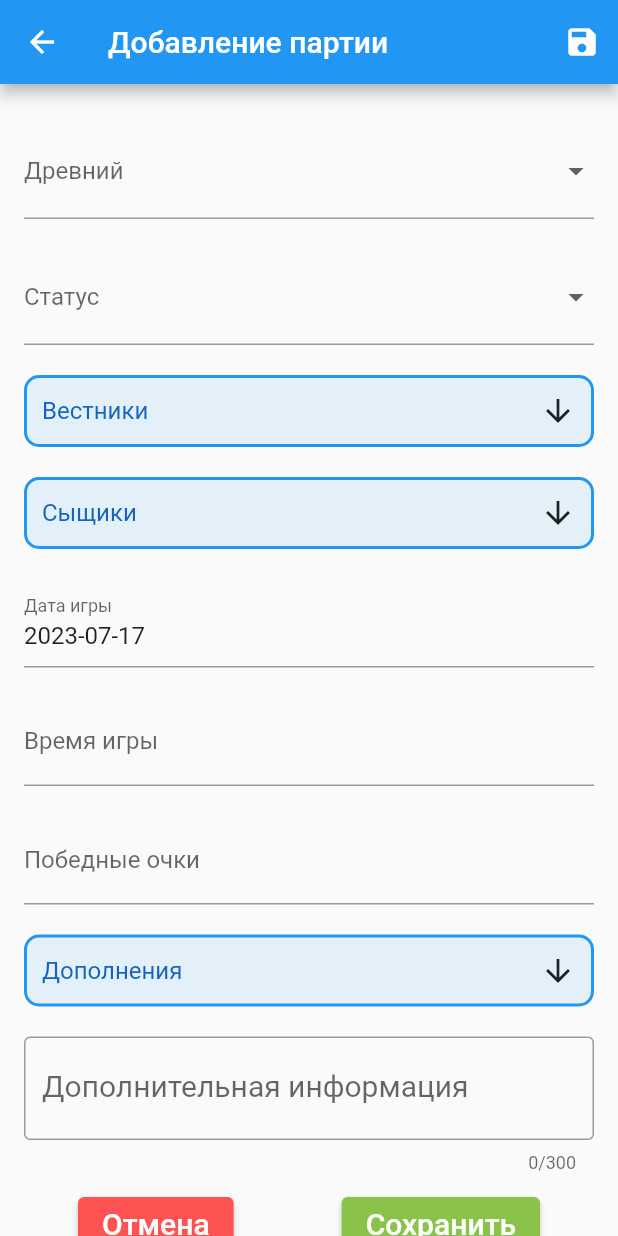
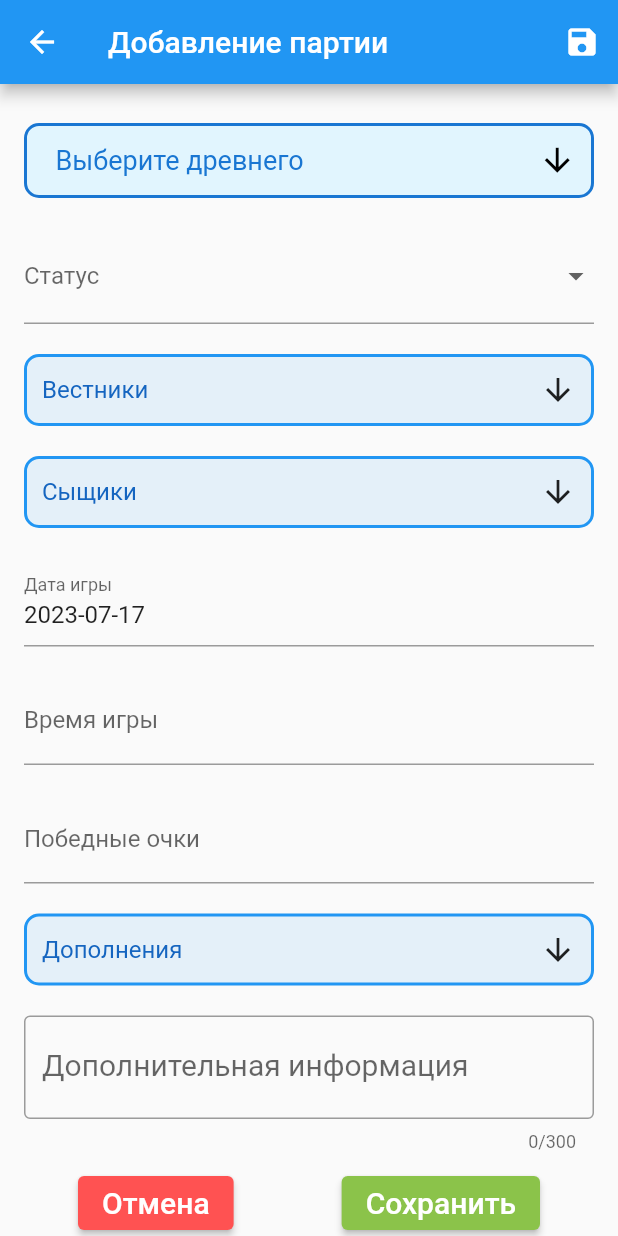
Before and after one commit to amatskevich/arkham_horror_statistic, a Flutter app: the NewGameScreen screen opened by its route, on a phone screen of 412 x 824 dp. Run offline on Flutter 3.47's test engine with Material 2 defaults, Android fonts, the phone set to English and light mode, and no system bars; drawn by our look-alikes of dropdown_button2, flutter_form_builder, multi_select_flutter; our stand-ins replace form_builder_validators, objectbox; generated files the repository leaves out were written again.

Commit message:
Ancient dropdown

```diff
--- a/lib/game_screen/ancient_input_widget.dart
+++ b/lib/game_screen/ancient_input_widget.dart
@@ -1,7 +1,9 @@
+import 'package:arkham_horror_statistic/models/static_data.dart';
 import 'package:flutter/material.dart';
-import 'package:flutter_form_builder/flutter_form_builder.dart';
 import 'package:provider/provider.dart';
+import 'package:dropdown_button2/dropdown_button2.dart';
 
+import '../models/new_game_data.dart';
 import '../providers/game_data_provider.dart';
 
 class AncientInput extends StatefulWidget {
@@ -12,29 +14,94 @@ class AncientInput extends StatefulWidget {
 }
 
 class _AncientInputState extends State<AncientInput> {
+  Ancient? _selectedValue;
+
   @override
   Widget build(BuildContext context) {
     var ancients = Provider.of<GameDataProvider>(
       context,
       listen: false,
     ).getAncients();
+    final newDataProvider = Provider.of<NewGameData>(context, listen: false);
     return Padding(
       padding: const EdgeInsets.symmetric(vertical: 10.0),
-      child: FormBuilderDropdown(
-        name: 'ancient',
-        decoration: const InputDecoration(
-          labelText: 'Древний',
+      child: DropdownButtonHideUnderline(
+        child: DropdownButton2<Ancient>(
+          isExpanded: true,
+          hint: Row(
+            children: [
+              Expanded(
+                child: Text(
+                  'Выберите древнего',
+                  style: TextStyle(
+                    fontSize: 18,
+                    color: Colors.blue.shade700,
+                  ),
+                  overflow: TextOverflow.ellipsis,
+                ),
+              ),
+            ],
+          ),
+          items: ancients
+              .map((Ancient item) => DropdownMenuItem<Ancient>(
+                    value: item,
+                    child: Text(
+                      item.name,
+                      style: const TextStyle(
+                        fontSize: 18,
+                        color: Colors.black,
+                      ),
+                      overflow: TextOverflow.ellipsis,
+                    ),
+                  ))
+              .toList(),
+          value: _selectedValue,
+          onChanged: (value) {
+            setState(() {
+              _selectedValue = value;
+              newDataProvider.updateAncient(value!.id);
+            });
+          },
+          buttonStyleData: ButtonStyleData(
+            height: 50,
+            padding: const EdgeInsets.only(left: 5, right: 10),
+            decoration: BoxDecoration(
+              borderRadius: BorderRadius.circular(10),
+              border: Border.all(
+                width: 2,
+                color: Colors.blue.shade700,
+              ),
+              color: Colors.lightBlue[50],
+            ),
+            // elevation: 2,
+          ),
+          iconStyleData: const IconStyleData(
+            icon: Icon(
+              Icons.arrow_downward,
+            ),
+            iconSize: 25,
+            iconEnabledColor: Colors.black,
+            iconDisabledColor: Colors.grey,
+          ),
+          // dropdownStyleData: DropdownStyleData(
+          //   maxHeight: 200,
+          //   width: 200,
+          //   decoration: BoxDecoration(
+          //     borderRadius: BorderRadius.circular(14),
+          //     color: Colors.redAccent,
+          //   ),
+          //   offset: const Offset(-20, 0),
+          //   scrollbarTheme: ScrollbarThemeData(
+          //     radius: const Radius.circular(40),
+          //     thickness: MaterialStateProperty.all(6),
+          //     thumbVisibility: MaterialStateProperty.all(true),
+          //   ),
+          // ),
+          menuItemStyleData: const MenuItemStyleData(
+            height: 40,
+            padding: EdgeInsets.only(left: 14, right: 14),
+          ),
         ),
-        // allowClear: false,
-        disabledHint: const Text('Выберите древнего'),
-        items: ancients
-            .map(
-              (an) => DropdownMenuItem(
-                value: an.id,
-                child: Text(an.name),
-              ),
-            )
-            .toList(),
       ),
     );
   }
--- a/lib/game_screen/new_game_screen.dart
+++ b/lib/game_screen/new_game_screen.dart
@@ -38,7 +38,7 @@ class _NewGameScreenState extends State<NewGameScreen> {
       final formData = _formKey.currentState!.value;
       var game = Game();
       game.date = formData['game_date'];
-      game.ancient.targetId = formData['ancient'];
+      game.ancient.targetId = newDataProvider.ancientId;
       game.heralds.addAll(newDataProvider.heralds);
       var assignments = newDataProvider.investigators.map((e) {
         var assignment = UserAssignment();
--- a/lib/models/new_game_data.dart
+++ b/lib/models/new_game_data.dart
@@ -5,7 +5,7 @@ import 'package:flutter/cupertino.dart';
 class NewGameData extends ChangeNotifier {
   DateTime date = DateTime.now();
   int duration = 0;
-  late Ancient ancient;
+  int ancientId = 0;
   List<Extension> extensions = [];
   List<Herald> heralds = [];
   List<Investigator> investigators = [];
@@ -23,8 +23,8 @@ class NewGameData extends ChangeNotifier {
     notifyListeners();
   }
 
-  void updateAncient(Ancient newAncient) {
-    ancient = newAncient;
+  void updateAncient(int newAncientId) {
+    ancientId = newAncientId;
     notifyListeners();
   }
 
@@ -71,6 +71,7 @@ class NewGameData extends ChangeNotifier {
   void initNewData() {
     date = DateTime.now();
     duration = 0;
+    ancientId = 0;
     extensions = [];
     heralds = [];
     investigators = [];
--- a/lib/models/static_data.dart
+++ b/lib/models/static_data.dart
@@ -144,6 +144,18 @@ class Ancient {
   String toString() {
     return 'Ancient{name: $name, extensionId: $extensionId}';
   }
+
+  @override
+  bool operator ==(Object other) =>
+      identical(this, other) ||
+      other is Ancient &&
+          runtimeType == other.runtimeType &&
+          id == other.id &&
+          name == other.name &&
+          extensionId == other.extensionId;
+
+  @override
+  int get hashCode => id.hashCode ^ name.hashCode ^ extensionId.hashCode;
 }
 
 @Entity()
--- a/pubspec.yaml
+++ b/pubspec.yaml
@@ -36,6 +36,7 @@ dependencies:
   objectbox: 2.1.0
   objectbox_flutter_libs: 2.1.0
   multi_select_flutter: ^4.1.3
+  dropdown_button2: ^2.3.4
 
 
   # The following adds the Cupertino Icons font to your application.
```
